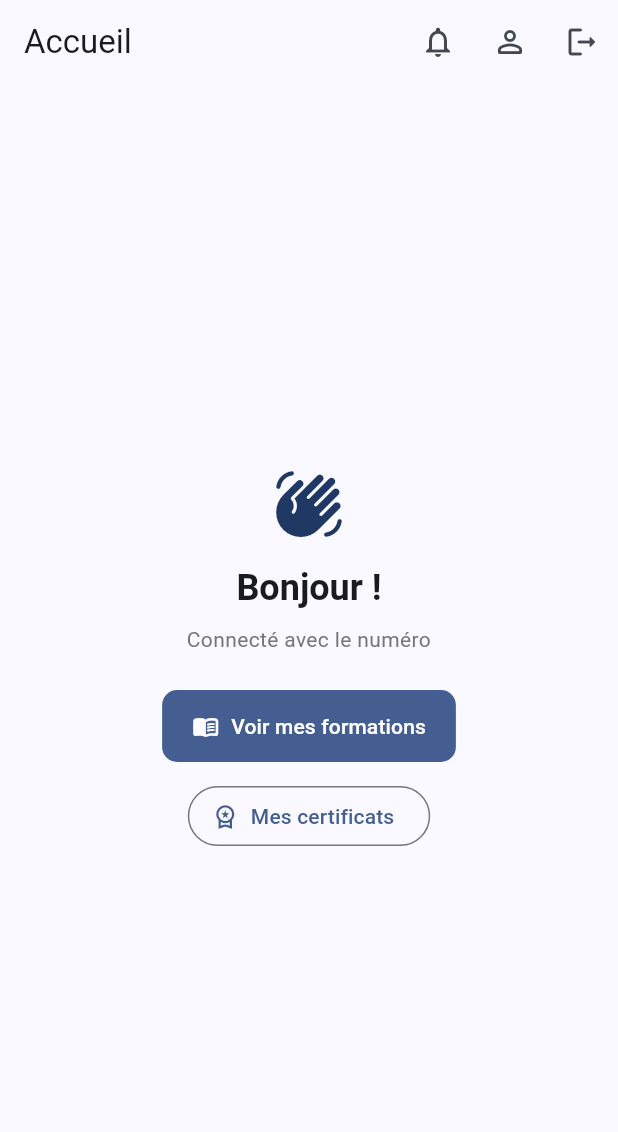
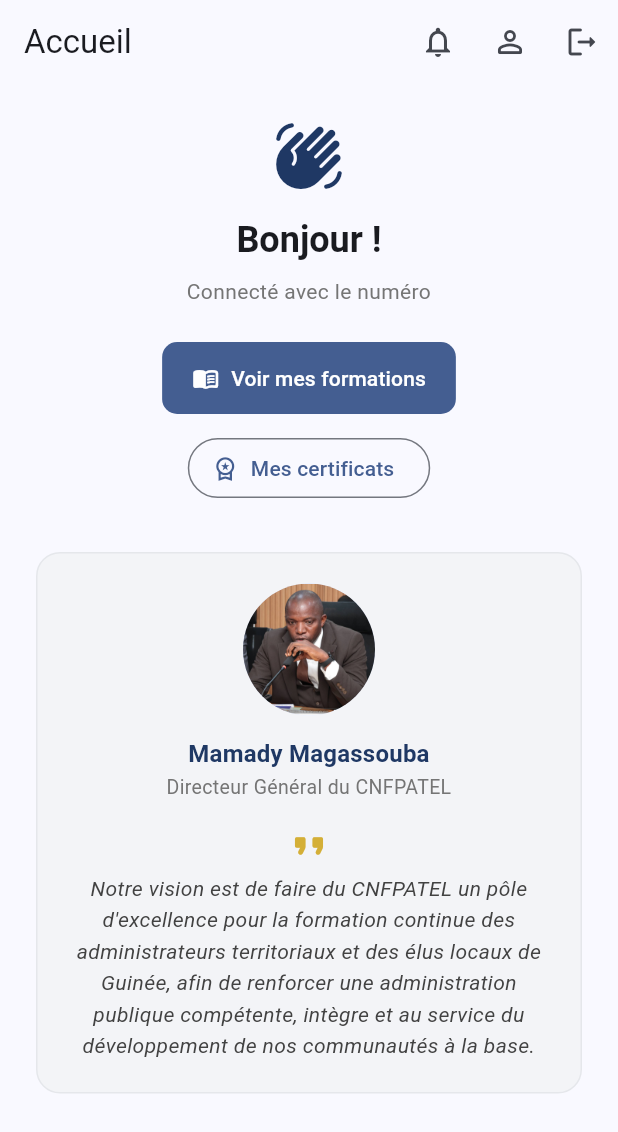
Before and after one commit to CNFPATEL-Guinee/cnfpatel-mobile, a Flutter app: the AccueilScreen screen opened by its route, on a phone screen of 412 x 824 dp. Shown: the top 1132 px of the screen. Run offline on Flutter 3.47's test engine with Material 3 defaults, Android fonts, the phone set to English and light mode, and no system bars; our stand-ins replace chewie, dio, firebase_core, flutter_riverpod, go_router, shared_preferences and 1 more; missing offline and left inert: jitsi_meet_flutter_sdk; accounts and stored records are empty.

Commit message:
Ajout de la section Directeur General sur l'ecran d'accueil

```diff
--- a/lib/features/accueil/presentation/screens/accueil_screen.dart
+++ b/lib/features/accueil/presentation/screens/accueil_screen.dart
@@ -49,11 +49,9 @@ class AccueilScreen extends ConsumerWidget {
           ),
         ],
       ),
-      body: Center(
-        child: Padding(
+      body: SingleChildScrollView(
         padding: const EdgeInsets.all(24),
         child: Column(
-            mainAxisSize: MainAxisSize.min,
           children: [
             const Icon(Icons.waving_hand_rounded, size: 48, color: Color(0xFF1F3864)),
             const SizedBox(height: 16),
@@ -89,10 +87,63 @@ class AccueilScreen extends ConsumerWidget {
               icon: const Icon(Icons.workspace_premium_outlined),
               label: const Text('Mes certificats'),
             ),
+            const SizedBox(height: 32),
+            _blocDirecteurGeneral(context),
           ],
-          ),
         ),
       ),
     );
   }
+
+  // Presente le Directeur General et sa vision pour le Centre — donne
+  // une touche institutionnelle a l ecran d accueil.
+  Widget _blocDirecteurGeneral(BuildContext context) {
+    return Container(
+      padding: const EdgeInsets.all(20),
+      decoration: BoxDecoration(
+        color: const Color(0xFFF3F4F7),
+        borderRadius: BorderRadius.circular(16),
+        border: Border.all(color: const Color(0xFFE5E7EB)),
+      ),
+      child: Column(
+        children: [
+          const CircleAvatar(
+            radius: 44,
+            backgroundImage: AssetImage('assets/directeur/photo-directeur.jpg'),
+          ),
+          const SizedBox(height: 14),
+          Text(
+            'Mamady Magassouba',
+            style: Theme.of(context).textTheme.titleMedium?.copyWith(
+                  fontWeight: FontWeight.bold,
+                  color: const Color(0xFF1F3864),
+                ),
+            textAlign: TextAlign.center,
+          ),
+          Text(
+            'Directeur Général du CNFPATEL',
+            style: TextStyle(color: Colors.grey.shade600, fontSize: 13),
+            textAlign: TextAlign.center,
+          ),
+          const SizedBox(height: 16),
+          const Icon(Icons.format_quote_rounded, color: Color(0xFFD4AF37), size: 28),
+          const SizedBox(height: 4),
+          Text(
+            'Notre vision est de faire du CNFPATEL un pôle d\'excellence pour '
+            'la formation continue des administrateurs territoriaux et des '
+            'élus locaux de Guinée, afin de renforcer une administration '
+            'publique compétente, intègre et au service du développement '
+            'de nos communautés à la base.',
+            style: TextStyle(
+              fontStyle: FontStyle.italic,
+              fontSize: 14,
+              color: Colors.grey.shade800,
+              height: 1.5,
+            ),
+            textAlign: TextAlign.center,
+          ),
+        ],
+      ),
+    );
   }
+}
--- a/pubspec.yaml
+++ b/pubspec.yaml
@@ -34,6 +34,7 @@ flutter:
   uses-material-design: true
   assets:
     - assets/icon/
+    - assets/directeur/
 
 flutter_launcher_icons:
   android: true
```
Also changed, not shown: lib/features/authentification/data/repositories/auth_repository.dart (+43 -0 lines), lib/features/authentification/presentation/screens/connexion_screen.dart (+10 -0 lines), lib/features/authentification/presentation/screens/inscription_screen.dart (added, +216 -0 lines), lib/features/authentification/providers/auth_controller.dart (+65 -8 lines), assets/directeur/photo-directeur.jpg (added), 2 other files. Lines whose indentation alone changed are shown as unchanged.
